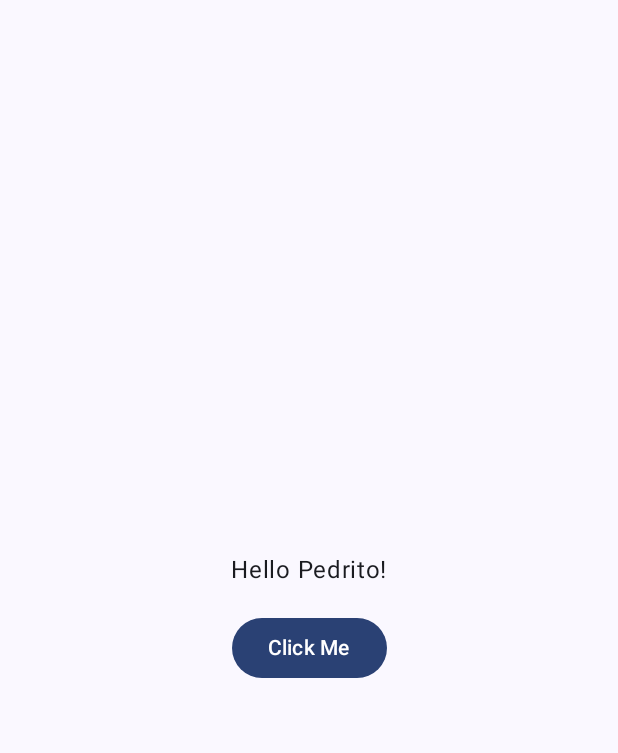
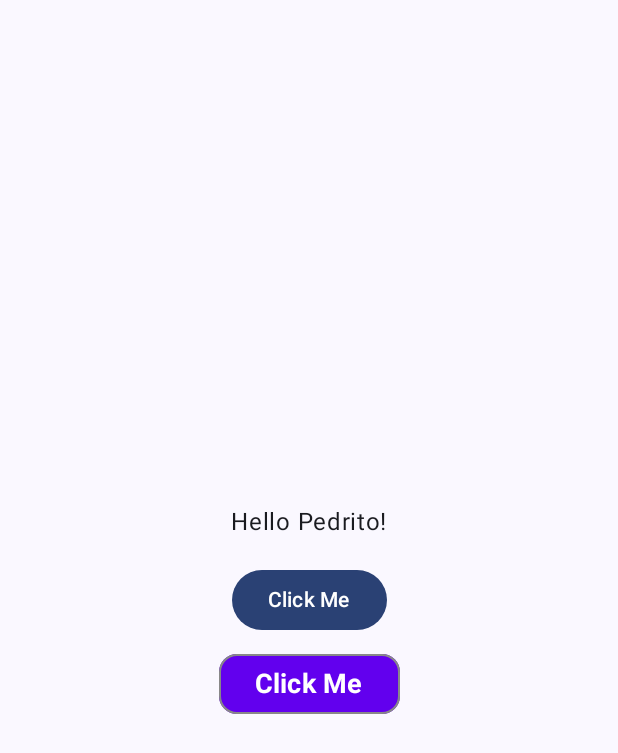
Before and after one commit to rubenespitia/01-android-voice-moder, an Android app built with Jetpack Compose: the screen it shows after launch (MainActivity), on a phone screen of 412 x 824 dp. Shown: the top 753 px of the screen. Run offline under Robolectric (Android 15) with nearby library versions, the phone set to English and light mode, and no system bars.

Commit message:
Featire: Colocamos estilos al boton

```diff
--- a/app/src/main/java/com/example/voicemoder_beta/MainActivity.kt
+++ b/app/src/main/java/com/example/voicemoder_beta/MainActivity.kt
@@ -15,6 +15,7 @@ import androidx.compose.ui.Alignment
 import androidx.compose.ui.platform.LocalContext
 import androidx.compose.ui.unit.dp
 import com.example.voicemoder_beta.ui.components.CustomButton
+import com.example.voicemoder_beta.ui.components.PrimaryButton
 import com.example.voicemoder_beta.ui.theme.VoiceModer_betaTheme
 
 class MainActivity : ComponentActivity() {
@@ -50,6 +51,13 @@ fun MainScreen(modifier: Modifier = Modifier) {
                 Toast.makeText(context, "Botón presionado", Toast.LENGTH_SHORT).show()
             }
         )
+        PrimaryButton(
+            text = "Click Me",
+            onClick = {
+                // Acción del botón
+                Toast.makeText(context, "Botón presionado 2", Toast.LENGTH_SHORT).show()
+            }
+        )
     }
 }
 
--- a/app/src/main/java/com/example/voicemoder_beta/ui/theme/components/Buttons.kt
+++ b/app/src/main/java/com/example/voicemoder_beta/ui/theme/components/Buttons.kt
@@ -1,9 +1,17 @@
 package com.example.voicemoder_beta.ui.components
 
+import androidx.compose.foundation.BorderStroke
+import androidx.compose.foundation.layout.padding
+import androidx.compose.foundation.shape.RoundedCornerShape
 import androidx.compose.material3.Button
+import androidx.compose.material3.ButtonDefaults
 import androidx.compose.material3.Text
 import androidx.compose.runtime.Composable
 import androidx.compose.ui.Modifier
+import androidx.compose.ui.graphics.Color
+import androidx.compose.ui.text.font.FontWeight
+import androidx.compose.ui.unit.dp
+import androidx.compose.ui.unit.sp
 
 @Composable
 fun CustomButton(text: String, onClick: () -> Unit, modifier: Modifier = Modifier) {
@@ -15,15 +23,23 @@ fun CustomButton(text: String, onClick: () -> Unit, modifier: Modifier = Modifie
     }
 }
 
-// Botón primario con un estilo específico
 @Composable
 fun PrimaryButton(text: String, onClick: () -> Unit, modifier: Modifier = Modifier) {
     Button(
         onClick = onClick,
-        modifier = modifier
-        // Aquí puedes agregar más estilos y temas personalizados
+        modifier = modifier.padding(8.dp), // Margen externo del botón
+        colors = ButtonDefaults.buttonColors(
+            containerColor = Color(0xFF6200EE), // Fondo del botón
+            contentColor = Color.White // Color del texto
+        ),
+        shape = RoundedCornerShape(12.dp), // Bordes redondeados
+        border = BorderStroke(1.dp, Color.Gray), // Borde gris
     ) {
-        Text(text = text)
+        Text(
+            text = text,
+            fontSize = 18.sp, // Tamaño de texto
+            fontWeight = FontWeight.Bold // Negrita en el texto
+        )
     }
 }
 
```
